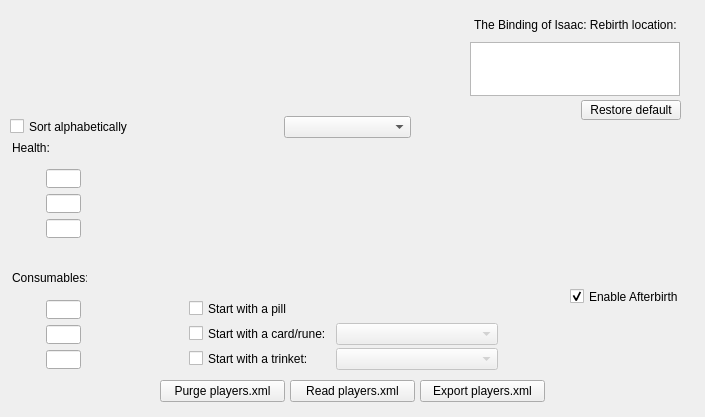
Before: the Qt Designer form mainwindow.ui in cptsnowball/Isaac-Character-Editor, drawn with Qt 5.
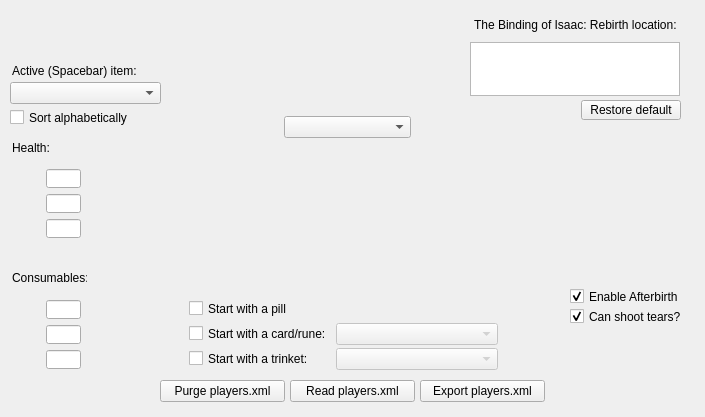
After: the same form once the commit is applied.

Commit message: functional spacebar items and their drawing

Patch:
```diff
--- a/mainwindow.ui
+++ b/mainwindow.ui
@@ -460,7 +460,7 @@
     <property name="geometry">
      <rect>
       <x>10</x>
-      <y>117</y>
+      <y>108</y>
       <width>150</width>
       <height>19</height>
      </rect>
@@ -529,6 +529,84 @@
      <string>Purge players.xml</string>
     </property>
    </widget>
+   <widget class="QCheckBox" name="canShootCheckBox">
+    <property name="geometry">
+     <rect>
+      <x>570</x>
+      <y>307</y>
+      <width>125</width>
+      <height>19</height>
+     </rect>
+    </property>
+    <property name="text">
+     <string>Can shoot tears?</string>
+    </property>
+    <property name="checked">
+     <bool>true</bool>
+    </property>
+   </widget>
+   <widget class="QLabel" name="spacebarImageLabel">
+    <property name="geometry">
+     <rect>
+      <x>21</x>
+      <y>14</y>
+      <width>32</width>
+      <height>32</height>
+     </rect>
+    </property>
+    <property name="text">
+     <string/>
+    </property>
+   </widget>
+   <widget class="QLabel" name="chargeImageLabel">
+    <property name="geometry">
+     <rect>
+      <x>10</x>
+      <y>14</y>
+      <width>16</width>
+      <height>32</height>
+     </rect>
+    </property>
+    <property name="text">
+     <string/>
+    </property>
+   </widget>
+   <widget class="QLabel" name="spacebarLabel">
+    <property name="geometry">
+     <rect>
+      <x>12</x>
+      <y>58</y>
+      <width>141</width>
+      <height>25</height>
+     </rect>
+    </property>
+    <property name="font">
+     <font>
+      <kerning>false</kerning>
+     </font>
+    </property>
+    <property name="text">
+     <string>Active (Spacebar) item:</string>
+    </property>
+   </widget>
+   <widget class="QComboBox" name="spacebarComboBox">
+    <property name="geometry">
+     <rect>
+      <x>10</x>
+      <y>82</y>
+      <width>151</width>
+      <height>22</height>
+     </rect>
+    </property>
+    <property name="font">
+     <font>
+      <kerning>false</kerning>
+     </font>
+    </property>
+    <property name="sizeAdjustPolicy">
+     <enum>QComboBox::AdjustToContentsOnFirstShow</enum>
+    </property>
+   </widget>
   </widget>
  </widget>
  <layoutdefault spacing="6" margin="11"/>
```
Left out of the diff: 34 changed lines with no effect on the pictures. The commit also changes 105 other files.
